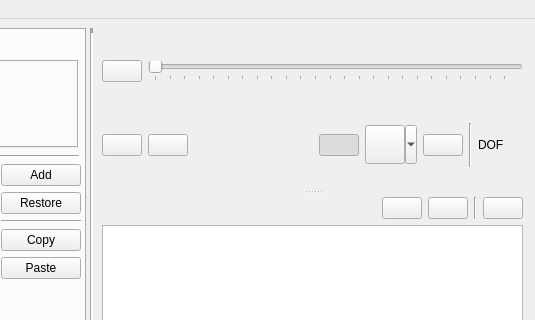
KmolYuan/Pyslvs-UI, file pyslvs_ui/widgets/main.ui: the form before one commit; both pictures show x 393 to 928 and y 0 to 320 of the 928 by 690 pixel window.
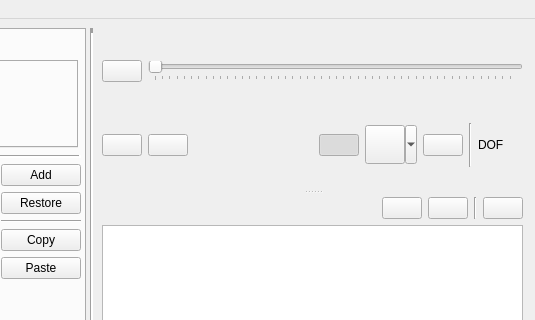
The form after the commit. Icons and pictures are not drawn.

Commit message: Increase the upper limit of the zoom bar.

Diff of the .ui file:
```diff
--- a/pyslvs_ui/widgets/main.ui
+++ b/pyslvs_ui/widgets/main.ui
@@ -481,7 +481,7 @@
                   <number>50</number>
                  </property>
                  <property name="maximum">
-                  <number>5000</number>
+                  <number>10000</number>
                  </property>
                  <property name="singleStep">
                   <number>50</number>
```
The commit also changes 1 other file.
